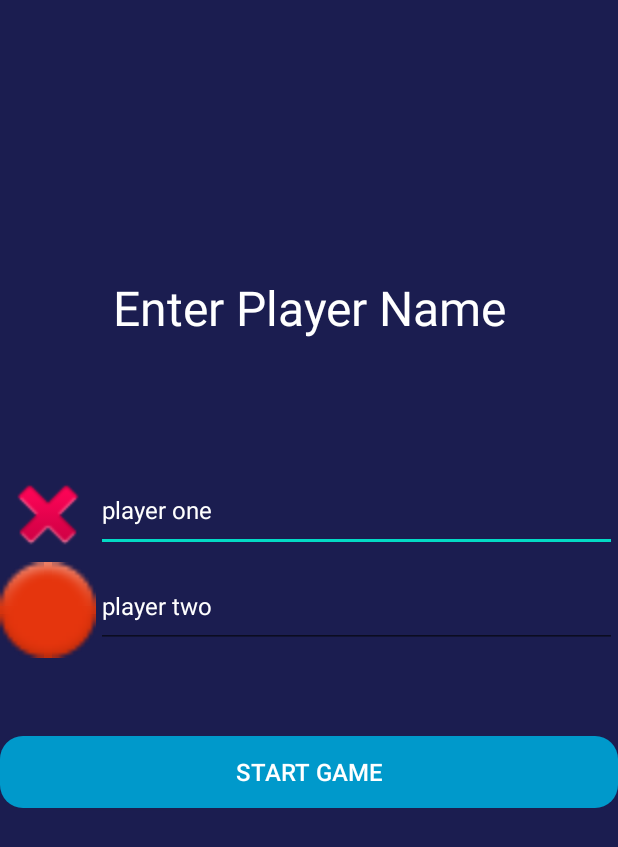
After one commit to KolyaOrdoyan/Android_Homework, an Android app: the TicTacToyRegisterPage screen opened directly, with no data from a screen before it, on a phone screen of 412 x 824 dp. The commit adds this screen. Shown: the top 847 px of the screen. Run offline under Robolectric (Android 15) with nearby library versions, the phone set to English and light mode, and no system bars.

Commit message:
allProjects add Tic Tac Toy

```diff
--- a/All_Android_Projects/app/src/main/AndroidManifest.xml
+++ b/All_Android_Projects/app/src/main/AndroidManifest.xml
@@ -12,14 +12,26 @@
         android:supportsRtl="true"
         android:theme="@style/Theme.All_Android_Projects"
         tools:targetApi="31">
-
+        <activity
+            android:name=".tictactoy.TicTacToyRegisterPage"
+            android:exported="false">
+            <meta-data
+                android:name="android.app.lib_name"
+                android:value="" />
+        </activity>
+        <activity
+            android:name=".tictactoy.TicTacToy"
+            android:exported="false">
+            <meta-data
+                android:name="android.app.lib_name"
+                android:value="" />
+        </activity>
         <activity
             android:name=".calculator.CalculatorActivity"
-            android:exported="false"/>
+            android:exported="false" />
         <activity
             android:name=".MainActivity"
             android:exported="true">
-
             <meta-data
                 android:name="android.app.lib_name"
                 android:value="" />
--- a/All_Android_Projects/app/src/main/java/com/example/all_android_projects/MainActivity.kt
+++ b/All_Android_Projects/app/src/main/java/com/example/all_android_projects/MainActivity.kt
@@ -5,21 +5,24 @@ import androidx.appcompat.app.AppCompatActivity
 import android.os.Bundle
 import androidx.appcompat.widget.AppCompatButton
 import com.example.all_android_projects.calculator.CalculatorActivity
+import com.example.all_android_projects.tictactoy.TicTacToyRegisterPage
+import kotlinx.android.synthetic.main.activity_main.*
 
 class MainActivity : AppCompatActivity() {
 
     private lateinit var buttoncalculator: AppCompatButton
+    private lateinit var buttontictactoy: AppCompatButton
 
     override fun onCreate(savedInstanceState: Bundle?) {
         super.onCreate(savedInstanceState)
         setContentView(R.layout.activity_main)
 
         buttoncalculator = findViewById(R.id.Calculator)
+        buttontictactoy = findViewById(R.id.TicTacToy)
 
         buttonClick()
 
     }
-
 
     fun buttonClick() {
 
@@ -29,5 +32,11 @@ class MainActivity : AppCompatActivity() {
             startActivity(intent)
 
         }
+
+        buttontictactoy.setOnClickListener(){
+            val intent = Intent(this,TicTacToyRegisterPage::class.java)
+            startActivity(intent)
+        }
     }
+
 }
--- /dev/null
+++ b/All_Android_Projects/app/src/main/java/com/example/all_android_projects/tictactoy/TicTacToy.kt
@@ -0,0 +1,12 @@
+package com.example.all_android_projects.tictactoy
+
+import androidx.appcompat.app.AppCompatActivity
+import android.os.Bundle
+import com.example.all_android_projects.R
+
+class TicTacToy : AppCompatActivity() {
+    override fun onCreate(savedInstanceState: Bundle?) {
+        super.onCreate(savedInstanceState)
+        setContentView(R.layout.activity_tic_tac_toy)
+    }
+}
--- /dev/null
+++ b/All_Android_Projects/app/src/main/java/com/example/all_android_projects/tictactoy/TicTacToyRegisterPage.kt
@@ -0,0 +1,33 @@
+package com.example.all_android_projects.tictactoy
+
+import android.content.Intent
+import androidx.appcompat.app.AppCompatActivity
+import android.os.Bundle
+import androidx.appcompat.widget.AppCompatButton
+import com.example.all_android_projects.R
+import kotlinx.android.synthetic.main.activity_main.*
+
+class TicTacToyRegisterPage : AppCompatActivity() {
+
+    private lateinit var startgamebutton: AppCompatButton
+
+    override fun onCreate(savedInstanceState: Bundle?) {
+        super.onCreate(savedInstanceState)
+        setContentView(R.layout.activity_tic_tac_toy_register_page)
+
+        startgamebutton = findViewById(R.id.game)
+
+        buttonClick()
+    }
+
+
+    fun buttonClick() {
+
+        startgamebutton.setOnClickListener() {
+
+            val intent = Intent(this, TicTacToy::class.java)
+            startActivity(intent)
+
+        }
+    }
+}
--- /dev/null
+++ b/All_Android_Projects/app/src/main/res/drawable/tictactoy_startbutton.xml
@@ -0,0 +1,9 @@
+<?xml version="1.0" encoding="utf-8"?>
+<selector xmlns:android="http://schemas.android.com/apk/res/android">
+    <item>
+        <shape android:shape="rectangle">
+            <solid android:color="#0099cb"/>
+            <corners android:radius="15dp"/>
+        </shape>
+    </item>
+</selector>
--- /dev/null
+++ b/All_Android_Projects/app/src/main/res/layout/activity_tic_tac_toy.xml
@@ -0,0 +1,14 @@
+<?xml version="1.0" encoding="utf-8"?>
+<androidx.constraintlayout.widget.ConstraintLayout xmlns:android="http://schemas.android.com/apk/res/android"
+    xmlns:app="http://schemas.android.com/apk/res-auto"
+    xmlns:tools="http://schemas.android.com/tools"
+    android:layout_width="match_parent"
+    android:background="#1b1d50"
+    android:layout_height="match_parent"
+    tools:context=".tictactoy.TicTacToy">
+
+
+
+
+
+</androidx.constraintlayout.widget.ConstraintLayout>
--- /dev/null
+++ b/All_Android_Projects/app/src/main/res/layout/activity_tic_tac_toy_register_page.xml
@@ -0,0 +1,85 @@
+<?xml version="1.0" encoding="utf-8"?>
+<androidx.constraintlayout.widget.ConstraintLayout xmlns:android="http://schemas.android.com/apk/res/android"
+    xmlns:app="http://schemas.android.com/apk/res-auto"
+    xmlns:tools="http://schemas.android.com/tools"
+    android:layout_width="match_parent"
+    android:layout_height="match_parent"
+    android:background="#1b1d50"
+    tools:context=".tictactoy.TicTacToyRegisterPage">
+
+
+    <TextView
+        android:id="@+id/textView3"
+        android:layout_width="match_parent"
+        android:layout_height="wrap_content"
+        android:layout_marginTop="183dp"
+        android:gravity="center"
+        android:text="Enter Player Name"
+        android:textColor="@color/white"
+        android:textSize="32sp"
+        app:layout_constraintEnd_toEndOf="parent"
+        app:layout_constraintStart_toStartOf="parent"
+        app:layout_constraintTop_toTopOf="parent" />
+
+
+    <ImageView
+        android:id="@+id/imageView"
+        android:layout_width="64dp"
+        android:layout_height="64dp"
+        android:layout_marginTop="84dp"
+        android:src="@android:drawable/ic_delete"
+        app:layout_constraintStart_toStartOf="parent"
+        app:layout_constraintTop_toBottomOf="@+id/textView3" />
+
+
+    <EditText
+        android:id="@+id/editText"
+        android:layout_width="347dp"
+        android:layout_height="49dp"
+        android:layout_marginTop="8dp"
+        android:gravity="start"
+        android:text="player one "
+        android:textColor="@color/white"
+        android:textSize="16sp"
+        app:layout_constraintEnd_toEndOf="parent"
+        app:layout_constraintHorizontal_bias="0.0"
+        app:layout_constraintStart_toEndOf="@+id/imageView"
+        app:layout_constraintTop_toTopOf="@+id/imageView" />
+
+    <ImageView
+        android:id="@+id/imageView1"
+        android:layout_width="64dp"
+        android:layout_height="64dp"
+        android:src="@android:drawable/ic_notification_overlay"
+        app:layout_constraintEnd_toStartOf="@+id/editText2"
+        app:layout_constraintStart_toStartOf="parent"
+        app:layout_constraintTop_toBottomOf="@+id/imageView" />
+
+
+    <EditText
+        android:id="@+id/editText2"
+        android:layout_width="347dp"
+        android:layout_height="49dp"
+        android:layout_marginTop="8dp"
+        android:gravity="start"
+        android:text="player two"
+        android:textColor="@color/white"
+        android:textSize="16sp"
+        app:layout_constraintStart_toEndOf="@+id/imageView1"
+        app:layout_constraintTop_toTopOf="@+id/imageView1" />
+
+    <androidx.appcompat.widget.AppCompatButton
+        android:id="@+id/game"
+        android:layout_width="match_parent"
+        android:layout_height="wrap_content"
+        android:layout_marginTop="52dp"
+        android:text="Start game"
+        android:textColor="@color/white"
+        android:background="@drawable/tictactoy_startbutton"
+        android:textSize="16sp"
+        app:layout_constraintEnd_toEndOf="parent"
+        app:layout_constraintHorizontal_bias="0.0"
+        app:layout_constraintStart_toStartOf="parent"
+        app:layout_constraintTop_toBottomOf="@+id/imageView1" />
+
+</androidx.constraintlayout.widget.ConstraintLayout>
--- a/All_Android_Projects/app/src/main/res/values/themes.xml
+++ b/All_Android_Projects/app/src/main/res/values/themes.xml
@@ -1,6 +1,6 @@
 <resources xmlns:tools="http://schemas.android.com/tools">
     <!-- Base application theme. -->
-    <style name="Theme.All_Android_Projects" parent="Theme.MaterialComponents.DayNight.DarkActionBar">
+    <style name="Theme.All_Android_Projects" parent="Theme.MaterialComponents.DayNight.NoActionBar">
         <!-- Primary brand color. -->
         <item name="colorPrimary">@color/purple_500</item>
         <item name="colorPrimaryVariant">@color/purple_700</item>
--- a/GameXO/app/src/main/java/com/example/gamexo/MainActivity.kt
+++ /dev/null
@@ -1,11 +0,0 @@
-package com.example.gamexo
-
-import androidx.appcompat.app.AppCompatActivity
-import android.os.Bundle
-
-class MainActivity : AppCompatActivity() {
-    override fun onCreate(savedInstanceState: Bundle?) {
-        super.onCreate(savedInstanceState)
-        setContentView(R.layout.activity_main)
-    }
-}
```
Also changed, not shown: 595 other files.
